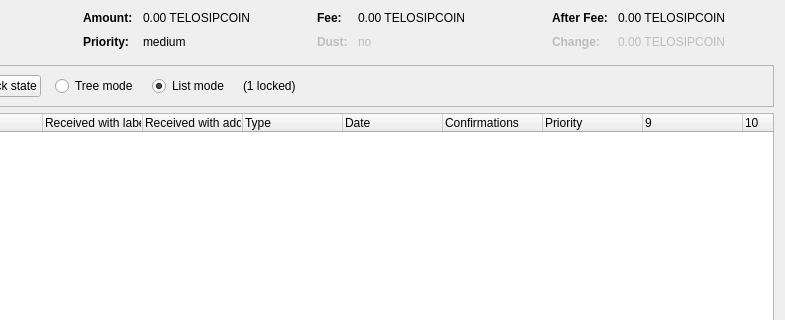
Old version of the form src/qt/forms/coincontroldialog.ui in the repository phoenixkonsole/transcendence; both pictures show x 169 to 954 and y 0 to 320 of the 954 by 500 pixel window.
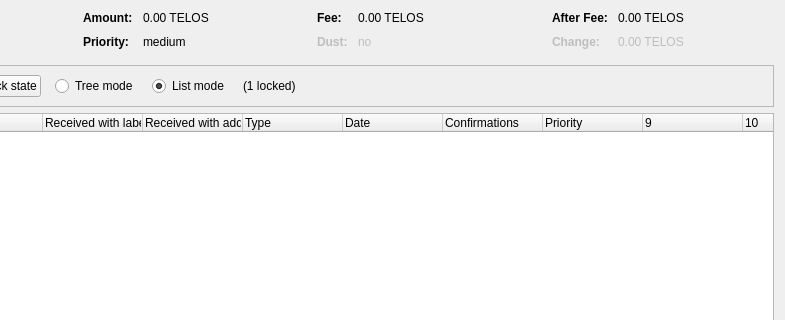
New version of the form. Custom widgets are drawn as their Qt base class.

Diff of the .ui file:
```diff
--- a/src/qt/forms/coincontroldialog.ui
+++ b/src/qt/forms/coincontroldialog.ui
@@ -132,7 +132,7 @@
           <enum>Qt::ActionsContextMenu</enum>
          </property>
          <property name="text">
-          <string notr="true">0.00 TELOSIPCOIN</string>
+          <string notr="true">0.00 TELOS</string>
          </property>
          <property name="textInteractionFlags">
           <set>Qt::LinksAccessibleByMouse|Qt::TextSelectableByKeyboard|Qt::TextSelectableByMouse</set>
@@ -206,7 +206,7 @@
           <enum>Qt::ActionsContextMenu</enum>
          </property>
          <property name="text">
-          <string notr="true">0.00 TELOSIPCOIN</string>
+          <string notr="true">0.00 TELOS</string>
          </property>
          <property name="textInteractionFlags">
           <set>Qt::LinksAccessibleByMouse|Qt::TextSelectableByKeyboard|Qt::TextSelectableByMouse</set>
@@ -286,7 +286,7 @@
           <enum>Qt::ActionsContextMenu</enum>
          </property>
          <property name="text">
-          <string notr="true">0.00 TELOSIPCOIN</string>
+          <string notr="true">0.00 TELOS</string>
          </property>
          <property name="textInteractionFlags">
           <set>Qt::LinksAccessibleByMouse|Qt::TextSelectableByKeyboard|Qt::TextSelectableByMouse</set>
@@ -321,7 +321,7 @@
           <enum>Qt::ActionsContextMenu</enum>
          </property>
          <property name="text">
-          <string notr="true">0.00 TELOSIPCOIN</string>
+          <string notr="true">0.00 TELOS</string>
          </property>
          <property name="textInteractionFlags">
           <set>Qt::LinksAccessibleByMouse|Qt::TextSelectableByKeyboard|Qt::TextSelectableByMouse</set>
```
